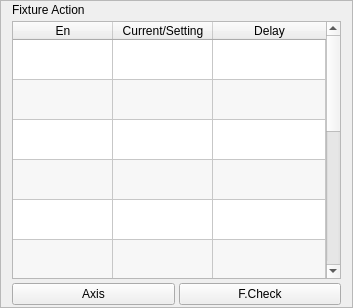
dongdong-2009/3-5AxisRobot, file hcinstruction/ichcfixturepage.ui: the form before one commit.
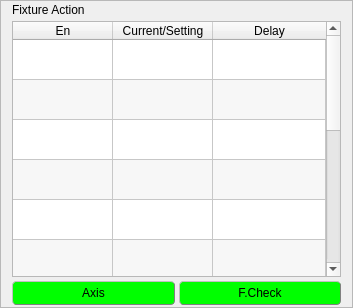
The form after the commit. Icons and pictures are not drawn. Custom widgets are drawn as their Qt base class.

Patch:
```diff
--- a/hcinstruction/ichcfixturepage.ui
+++ b/hcinstruction/ichcfixturepage.ui
@@ -13,6 +13,20 @@
   <property name="windowTitle">
    <string>Frame</string>
   </property>
+  <property name="styleSheet">
+   <string notr="true">#goToAxis, #goToFCheck{
+     border-style: outset;
+     border-width: 1px;
+     border-radius: 4px;
+     border-color: gray;
+	background-color: rgb(0, 255, 0);
+}
+#goToAxis::pressed, #goToFCheck::pressed{
+     border-style: inset;
+	background-color: #0073FF;
+	color:black;
+}</string>
+  </property>
   <property name="frameShape">
    <enum>QFrame::StyledPanel</enum>
   </property>
@@ -324,6 +338,12 @@
     <layout class="QHBoxLayout" name="horizontalLayout">
      <item>
       <widget class="QPushButton" name="goToAxis">
+       <property name="minimumSize">
+        <size>
+         <width>0</width>
+         <height>24</height>
+        </size>
+       </property>
        <property name="text">
         <string>Axis</string>
        </property>
@@ -331,6 +351,12 @@
      </item>
      <item>
       <widget class="QPushButton" name="goToFCheck">
+       <property name="minimumSize">
+        <size>
+         <width>0</width>
+         <height>24</height>
+        </size>
+       </property>
        <property name="text">
         <string>F.Check</string>
        </property>
```
Left out of the diff: 17 changed lines with no effect on the pictures.
